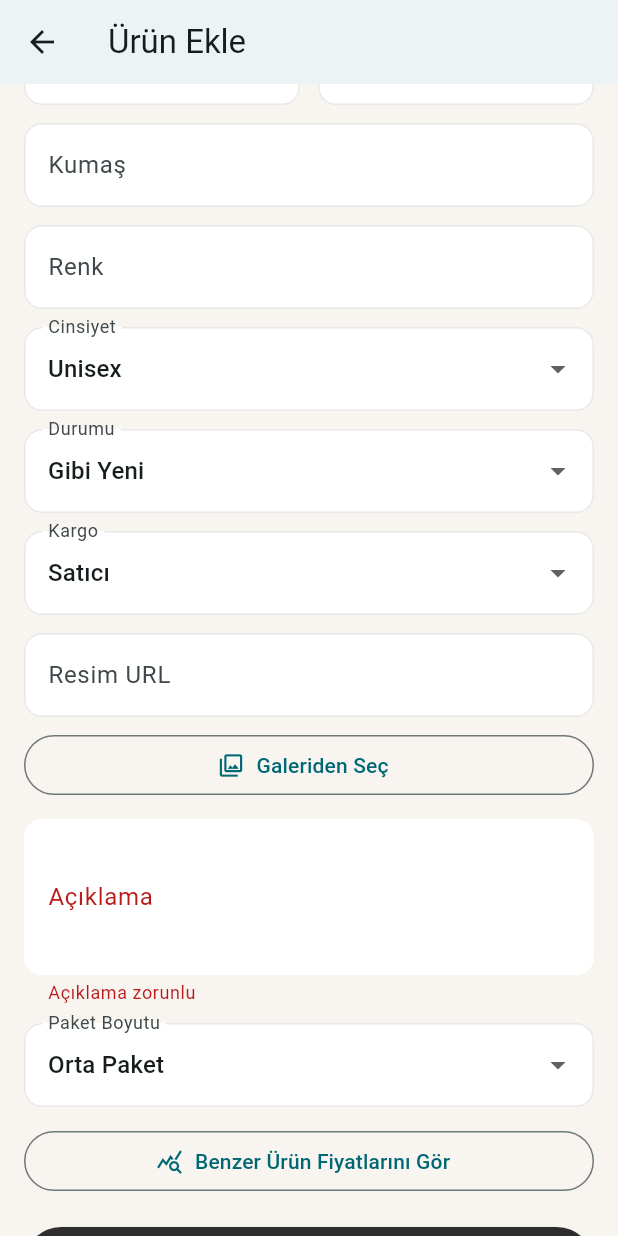
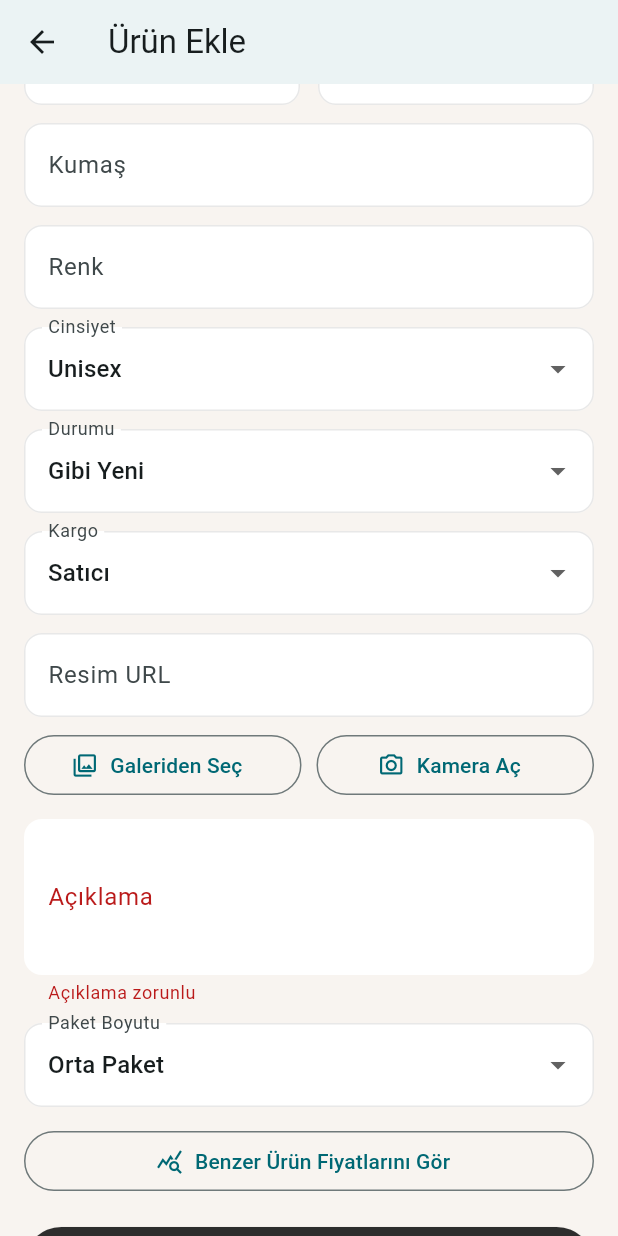
Before and after one commit to buse-akdeniz/vitrin_app, a Flutter app: the AddProductScreen screen opened directly, scrolled down 464 dp, after a tap on "Kaydet", on a phone screen of 412 x 824 dp. Run offline on Flutter 3.47's test engine with Material 3 defaults, Android fonts, the phone set to English and light mode, and no system bars; our stand-ins replace image_picker, shared_preferences; accounts and stored records are empty.

Commit message:
feat: add camera/gallery picker and multipart product upload

```diff
--- a/lib/screens/add_product_screen.dart
+++ b/lib/screens/add_product_screen.dart
@@ -38,6 +38,12 @@ class _AddProductScreenState extends State<AddProductScreen> {
     if (!mounted || file == null) return;
     setState(() => _pickedImage = file);
   }
+
+  Future<void> _captureFromCamera() async {
+    final file = await _picker.pickImage(source: ImageSource.camera, imageQuality: 85);
+    if (!mounted || file == null) return;
+    setState(() => _pickedImage = file);
+  }
   bool _isLoadingInsights = false;
   Map<String, dynamic>? _priceInsights;
 
@@ -63,9 +69,31 @@ class _AddProductScreenState extends State<AddProductScreen> {
 
     setState(() => _isSaving = true);
     try {
-      final result = await ApiService.createProduct(
+      final parsedPrice =
+          double.parse(_priceController.text.trim().replaceAll(',', '.'));
+
+      final result = _pickedImage != null
+          ? await ApiService.createProductWithImage(
               title: _titleController.text.trim(),
-        price: double.parse(_priceController.text.trim().replaceAll(',', '.')),
+              price: parsedPrice,
+              imagePath: _pickedImage!.path,
+              category: _categoryController.text.trim(),
+              brand: _brandController.text.trim(),
+              size: _sizeController.text.trim(),
+              fabricType: _fabricTypeController.text.trim(),
+              shoeSize: _shoeSizeController.text.trim(),
+              gender: _gender,
+              condition: _condition,
+              shippingType: _shippingType,
+              packageSize: _packageSize,
+              color: _colorController.text.trim(),
+              description: _descriptionController.text.trim(),
+              isSos: _isSos,
+              sosDiscountPercent: sosDiscount,
+            )
+          : await ApiService.createProduct(
+              title: _titleController.text.trim(),
+              price: parsedPrice,
               category: _categoryController.text.trim(),
               brand: _brandController.text.trim(),
               size: _sizeController.text.trim(),
@@ -78,7 +106,7 @@ class _AddProductScreenState extends State<AddProductScreen> {
               color: _colorController.text.trim(),
               imageUrl: _imageUrlController.text.trim().isNotEmpty
                   ? _imageUrlController.text.trim()
-          : (_pickedImage?.path ?? ''),
+                  : '',
               description: _descriptionController.text.trim(),
               isSos: _isSos,
               sosDiscountPercent: sosDiscount,
@@ -342,6 +370,14 @@ class _AddProductScreenState extends State<AddProductScreen> {
                       label: const Text('Galeriden Seç'),
                     ),
                   ),
+                  const SizedBox(width: 10),
+                  Expanded(
+                    child: OutlinedButton.icon(
+                      onPressed: _captureFromCamera,
+                      icon: const Icon(Icons.camera_alt_outlined),
+                      label: const Text('Kamera Aç'),
+                    ),
+                  ),
                 ],
               ),
               if (_pickedImage != null) ...[
--- a/lib/services/api_service.dart
+++ b/lib/services/api_service.dart
@@ -1,4 +1,5 @@
 import 'dart:convert';
+import 'dart:io';
 import 'package:http/http.dart' as http;
 import 'package:shared_preferences/shared_preferences.dart';
 
@@ -156,6 +157,60 @@ class ApiService {
         'sosDiscountPercent': sosDiscountPercent,
       }),
     );
+    return jsonDecode(response.body);
+  }
+
+  static Future<Map<String, dynamic>> createProductWithImage({
+    required String title,
+    required double price,
+    required String imagePath,
+    String? category,
+    String? brand,
+    String? size,
+    String? fabricType,
+    String? shoeSize,
+    String? gender,
+    String? condition,
+    String? shippingType,
+    String? packageSize,
+    String? color,
+    String? description,
+    bool isSos = false,
+    int sosDiscountPercent = 0,
+  }) async {
+    final token = await getToken();
+
+    final request = http.MultipartRequest(
+      'POST',
+      Uri.parse('$baseUrl/products/upload'),
+    );
+
+    if (token != null && token.isNotEmpty) {
+      request.headers['Authorization'] = 'Bearer $token';
+    }
+
+    request.fields['title'] = title;
+    request.fields['price'] = price.toString();
+    request.fields['category'] = category ?? '';
+    request.fields['brand'] = brand ?? '';
+    request.fields['size'] = size ?? '';
+    request.fields['fabricType'] = fabricType ?? '';
+    request.fields['shoeSize'] = shoeSize ?? '';
+    request.fields['gender'] = gender ?? '';
+    request.fields['condition'] = condition ?? '';
+    request.fields['shippingType'] = shippingType ?? 'seller';
+    request.fields['packageSize'] = packageSize ?? 'medium';
+    request.fields['color'] = color ?? '';
+    request.fields['description'] = description ?? '';
+    request.fields['isSos'] = isSos ? 'true' : 'false';
+    request.fields['sosDiscountPercent'] = sosDiscountPercent.toString();
+
+    request.files.add(
+      await http.MultipartFile.fromPath('image', File(imagePath).path),
+    );
+
+    final streamed = await request.send();
+    final response = await http.Response.fromStream(streamed);
     return jsonDecode(response.body);
   }
 
```
Lines whose indentation alone changed are shown as unchanged.
